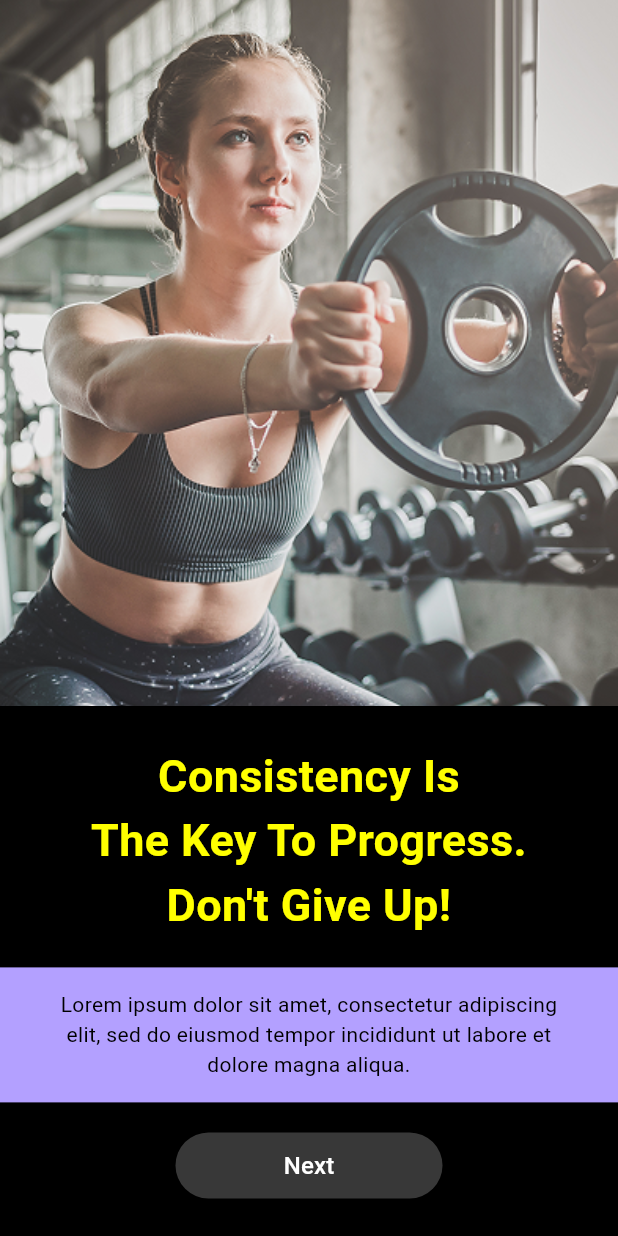
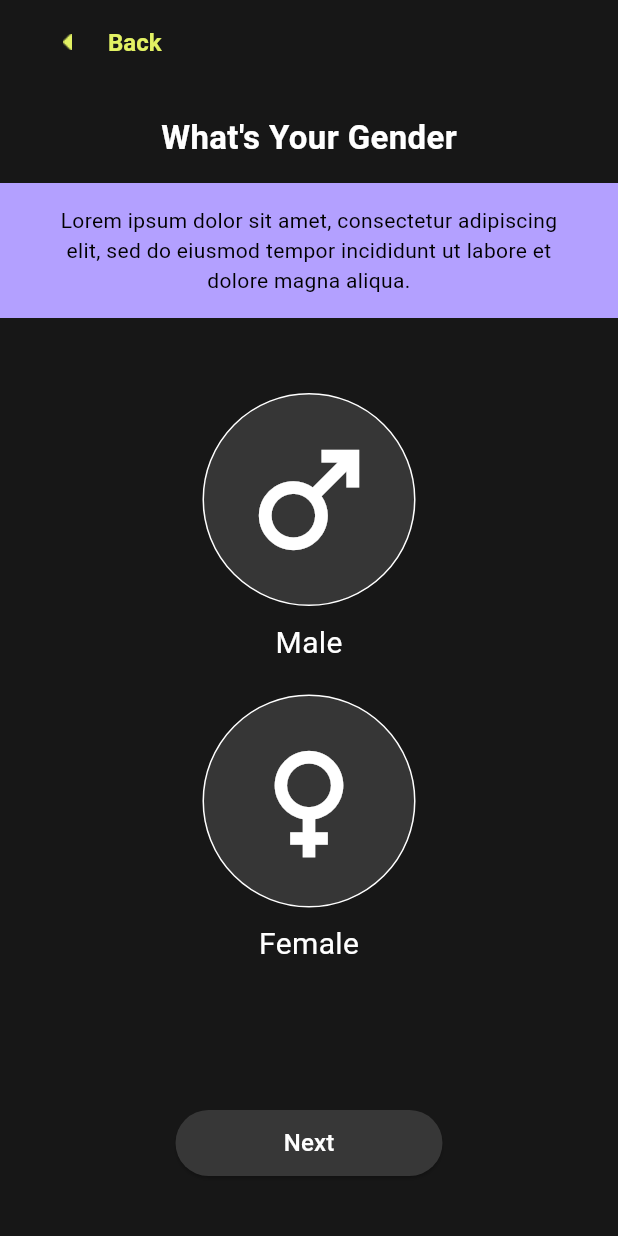
Before and after one commit to salmasafi/gym-app, a Flutter app: the screen it shows after launch, after a tap on "Next", on a phone screen of 412 x 824 dp. Run offline on Flutter 3.47's test engine with Material 3 defaults, Android fonts, the phone set to English and light mode, and no system bars; our stand-ins replace numberpicker.

Commit message:
Add age selection,weight and gender selection screens

```diff
--- a/lib/core/utils/colors.dart
+++ b/lib/core/utils/colors.dart
@@ -3,7 +3,7 @@ import 'package:flutter/material.dart';
 class AppColors {
   static Color primaryColor = const Color(0xffB3A0FF);
   static Color secondaryColor = const Color(0xffE2F163);
-  static Color blackColor = const Color(0xff383838);
+  static Color blackColor = const Color.fromARGB(255, 23, 23, 23);
   static Color greyColor = const Color(0xffd9d9d9);
   static Color whiteColor = Colors.white;
 }
--- /dev/null
+++ b/lib/features/onboarding/gender_screen.dart
@@ -0,0 +1,159 @@
+import 'package:flutter/material.dart';
+import 'package:gym_app/core/custom_button.dart';
+import 'package:gym_app/core/utils/colors.dart';
+import 'package:gym_app/features/onboarding/age_screen.dart';
+
+class GenderSelectionScreen extends StatefulWidget {
+  const GenderSelectionScreen({super.key});
+
+  @override
+  // ignore: library_private_types_in_public_api
+  _GenderSelectionScreenState createState() => _GenderSelectionScreenState();
+}
+
+class _GenderSelectionScreenState extends State<GenderSelectionScreen> {
+  String? selectedGender;
+
+  @override
+  Widget build(BuildContext context) {
+    return Scaffold(
+      backgroundColor: AppColors.blackColor,
+      appBar: AppBar(
+        backgroundColor: AppColors.blackColor,
+        elevation: 0,
+        leading: IconButton(
+          padding: EdgeInsets.zero,
+          alignment: Alignment.centerRight,
+          icon: Image.asset('assets/icons/Arrow.png'),
+          onPressed: () => Navigator.pop(context),
+        ),
+        title: Container(
+          padding: EdgeInsets.zero,
+        alignment: Alignment.centerLeft,
+          child: Text(
+
+            "Back",
+            style: TextStyle(color:AppColors.secondaryColor, fontSize: 16 , fontWeight: FontWeight.bold),
+          ),
+        ),
+  ),
+
+
+      body: Padding(
+        padding: const EdgeInsets.symmetric(vertical: 20),
+        child: Column(
+          crossAxisAlignment: CrossAxisAlignment.center,
+          children: [
+            Text(
+              "What's Your Gender",
+              style: TextStyle(
+                color: Colors.white,
+                fontSize: 22,
+                fontWeight: FontWeight.bold,
+              ),
+            ),
+            SizedBox(height: 15),
+            Container(
+              padding: const EdgeInsets.symmetric(vertical: 15, horizontal: 40),
+              decoration: BoxDecoration(
+                color: AppColors.primaryColor,
+              ),
+              child: const Text(
+                "Lorem ipsum dolor sit amet, consectetur adipiscing elit, sed do eiusmod tempor incididunt ut labore et dolore magna aliqua.",
+                textAlign: TextAlign.center,
+                style: TextStyle(
+                  color: Colors.black,
+                  fontSize: 14,
+                ),
+              ),
+            ),
+            SizedBox(height: 50),
+            GestureDetector(
+              onTap: () {
+                setState(() {
+                  selectedGender = 'Male';
+                });
+              },
+              child: GenderOption(
+                icon: Icons.male,
+                label: 'Male',
+                isSelected: selectedGender == 'Male',
+                iconColor:
+                    selectedGender == 'Male' ? Colors.black : Colors.white,
+              ),
+            ),
+            SizedBox(height: 20),
+            GestureDetector(
+              onTap: () {
+                setState(() {
+                  selectedGender = 'Female';
+                });
+              },
+              child: GenderOption(
+                icon: Icons.female,
+                label: 'Female',
+                isSelected: selectedGender == 'Female',
+                iconColor:
+                    selectedGender == 'Female' ? Colors.black : Colors.white,
+              ),
+            ),
+            Spacer(),
+            CustomButton(
+              buttonText: "Next",
+              onPress: () {
+                Navigator.push(
+                  context,
+                  MaterialPageRoute(
+                    builder: (context) => AgeSelectionScreen(),
+                  ),
+                );
+              },
+              width: 178,
+              height: 44,
+              buttonColor: Color(0xff373737),
+              borderRadius: 30,
+
+            ),
+            SizedBox(height: 20),
+          ],
+        ),
+      ),
+    );
+  }
+}
+
+class GenderOption extends StatelessWidget {
+  final IconData icon;
+  final String label;
+  final bool isSelected;
+  final Color iconColor;
+
+  const GenderOption({
+    required this.icon,
+    required this.label,
+    required this.isSelected,
+    required this.iconColor,
+  });
+
+  @override
+  Widget build(BuildContext context) {
+    return Column(
+      children: [
+        Container(
+          padding: EdgeInsets.all(20),
+          decoration: BoxDecoration(
+            color: isSelected ? AppColors.secondaryColor : Color(0xff363636),
+            shape: BoxShape.circle,
+            border: Border.all(color: Colors.white, width: 1),
+          ),
+          child: Icon(icon, size: 100, color: iconColor),
+        ),
+        SizedBox(height: 10),
+        Text(
+          label,
+          style: TextStyle(color: Colors.white, fontSize: 20),
+        ),
+      ],
+    );
+  }
+}
--- a/lib/setup_screen.dart
+++ b/lib/features/onboarding/setup_screen.dart
@@ -1,6 +1,7 @@
 import 'package:flutter/material.dart';
 import 'package:gym_app/core/custom_button.dart';
 import 'package:gym_app/core/utils/colors.dart';
+import 'package:gym_app/features/onboarding/gender_screen.dart';
 
 class MotivationScreen extends StatelessWidget {
   const MotivationScreen({super.key});
@@ -8,10 +9,9 @@ class MotivationScreen extends StatelessWidget {
   @override
   Widget build(BuildContext context) {
     return Scaffold(
-      backgroundColor: Colors.black,
+      backgroundColor: AppColors.blackColor,
       body: Column(
         children: [
-
           Expanded(
             flex: 4,
             child: Stack(
@@ -21,12 +21,11 @@ class MotivationScreen extends StatelessWidget {
                   decoration: const BoxDecoration(
                     image: DecorationImage(
                       image: AssetImage(
-                          'assets/images/setup.png'), // Replace with your image
+                          'assets/images/setup.png'),
                       fit: BoxFit.cover,
                     ),
                   ),
                 ),
-
               ],
             ),
           ),
@@ -35,12 +34,11 @@ class MotivationScreen extends StatelessWidget {
             child: Column(
               mainAxisAlignment: MainAxisAlignment.center,
               children: [
-
-                const Text(
+                Text(
                   "Consistency Is\nThe Key To Progress.\nDon't Give Up!",
                   textAlign: TextAlign.center,
                   style: TextStyle(
-                    color: Colors.yellowAccent,
+                    color: AppColors.secondaryColor,
                     fontSize: 30,
                     fontWeight: FontWeight.bold,
                   ),
@@ -68,10 +66,12 @@ class MotivationScreen extends StatelessWidget {
                 // Custom Button
                 CustomButton(
                   buttonText: "Next",
-                  onPress: () {},
+                  onPress: () {
+                    Navigator.push(context, MaterialPageRoute(builder: (context) => const GenderSelectionScreen()));
+                  },
                   width: 178,
                   height: 44,
-                  buttonColor: AppColors.blackColor,
+                 buttonColor: Color(0xff373737),
                   borderRadius: 30,
                 ),
               ],
--- a/lib/main.dart
+++ b/lib/main.dart
@@ -1,6 +1,5 @@
 import 'package:flutter/material.dart';
-import 'package:gym_app/age_selection_screen.dart';
-import 'package:gym_app/setup_screen.dart';
+import 'package:gym_app/features/onboarding/setup_screen.dart';
 
 void main() {
   runApp(const MainApp());
@@ -11,8 +10,7 @@ class MainApp extends StatelessWidget {
 
   @override
   Widget build(BuildContext context) {
-    return const MaterialApp(
-      home: MotivationScreen(),
-    );
+    return MaterialApp(
+        debugShowCheckedModeBanner: false, home: MotivationScreen());
   }
 }
--- a/pubspec.yaml
+++ b/pubspec.yaml
@@ -9,6 +9,8 @@ environment:
 dependencies:
   flutter:
     sdk: flutter
+  number_selection: ^1.0.0
+  numberpicker: ^2.1.2
 
 dev_dependencies:
   flutter_test:
```
Also changed, not shown: lib/features/onboarding/age_screen.dart (added, +118 -0 lines), lib/features/onboarding/weight_screen.dart (added, +166 -0 lines), lib/core/custom_button.dart (line endings or trailing spaces), pubspec.lock.
